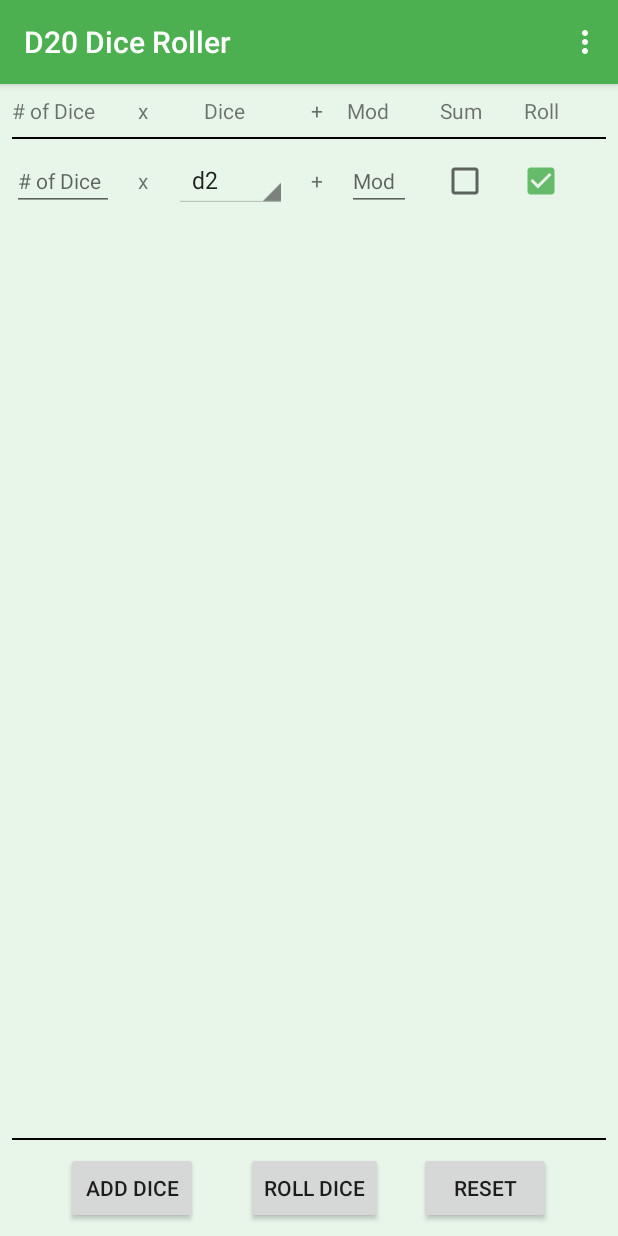
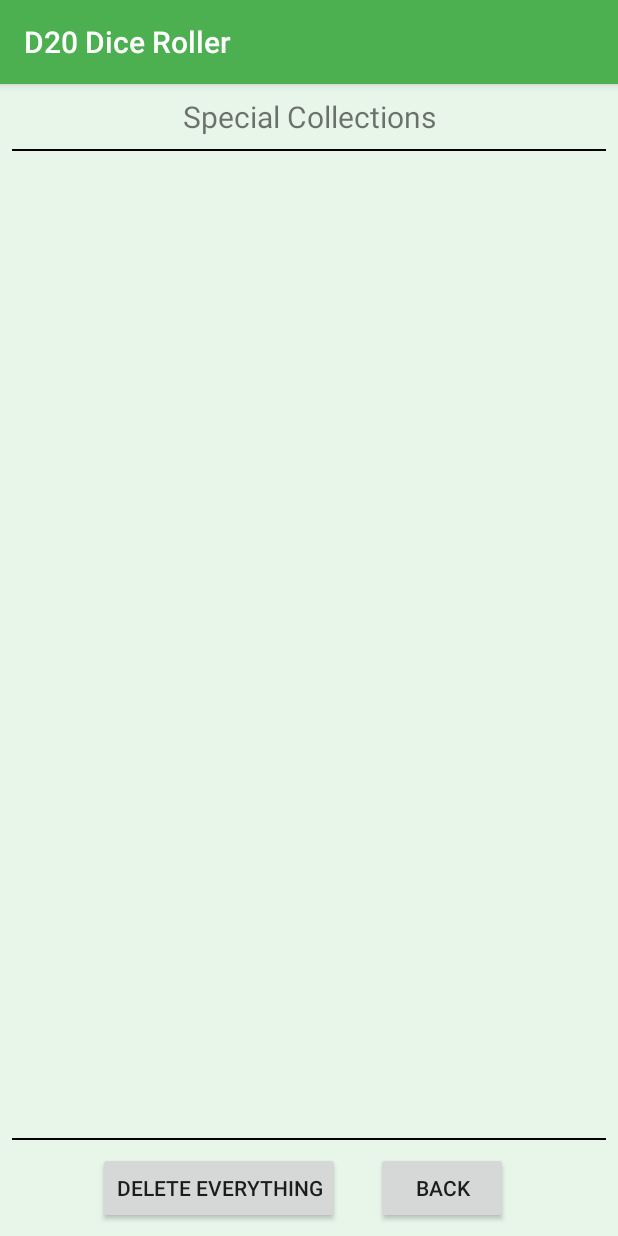
Before and after one commit to Benqstanley/D20_DiceRoller, an Android app: the screen it shows after launch (MainActivity before the commit, AddSpecialCollections after it), in the options menu, after a tap on "Add Special Row", on a phone screen of 412 x 824 dp. Run offline under Robolectric (Android 15) with nearby library versions, the phone set to English and light mode, and no system bars.

```diff
--- a/app/src/main/java/com/zianderthalapps/d20diceroller/AddSpecialCollections.java
+++ b/app/src/main/java/com/zianderthalapps/d20diceroller/AddSpecialCollections.java
@@ -1,13 +1,95 @@
 package com.zianderthalapps.d20diceroller;
 
+import android.content.Context;
+import android.content.Intent;
 import android.support.v7.app.AppCompatActivity;
 import android.os.Bundle;
+import android.view.LayoutInflater;
+import android.view.View;
+import android.widget.LinearLayout;
+import android.widget.Spinner;
+import android.widget.TextView;
+import android.widget.Toast;
+
+import java.io.File;
+import java.io.FileInputStream;
+import java.io.FileOutputStream;
+import java.io.ObjectInputStream;
+import java.io.ObjectOutputStream;
+import java.lang.reflect.Array;
+import java.util.ArrayList;
 
 public class AddSpecialCollections extends AppCompatActivity {
-
+    File[] fileList;
+    Context context;
+    File directory;
+    FileInputStream fis;
+    ArrayList<SpecialCollection> specialCollections = new ArrayList<>();
+    ArrayList<LinearLayout> specialCollectionRows = new ArrayList<>();
     @Override
     protected void onCreate(Bundle savedInstanceState) {
         super.onCreate(savedInstanceState);
         setContentView(R.layout.activity_add_special_collections);
+        populateCollectionView();
+    }
+    public void deleteEverything(View view){
+        for(File file : fileList){
+            file.delete();
+        }
+    }
+    public void populateCollectionView(){
+        context = getApplicationContext();
+        directory = context.getFilesDir();
+        fileList = directory.listFiles();
+        createSpecialCollectionsList();
+        if(specialCollections.isEmpty()){
+            displayToast("SpecialCollections is empty");
+        }
+        for(SpecialCollection dice : specialCollections){
+            addCollectionRow(dice);
+        }
+    }
+    public void createSpecialCollectionsList(){
+        for(File file : fileList){
+            try {
+                FileInputStream fileInputStream = new FileInputStream(file);
+                ObjectInputStream inputStream = new ObjectInputStream(fileInputStream);
+                SpecialCollection temp = (SpecialCollection) inputStream.readObject();
+                specialCollections.add(temp);
+                inputStream.close();
+
+            } catch (Exception e) {
+                e.printStackTrace();
+            }
+        }
+    }
+    public void addCollectionRow(SpecialCollection dice) {
+        LinearLayout collectionLayout = findViewById(R.id.collection_view);
+        LinearLayout specialCollectionRow = (LinearLayout) LayoutInflater.from(this).inflate(R.layout.special_collection_row, null);
+        populateCollectionRow(dice, specialCollectionRow);
+        collectionLayout.addView(specialCollectionRow);
+        specialCollectionRows.add(specialCollectionRow);
+        registerForContextMenu(specialCollectionRow);
+    }
+    public void populateCollectionRow(SpecialCollection dice, LinearLayout row){
+        TextView tv = row.findViewById(R.id.special_collection_details);
+        tv.setText(dice.specialCollectionDetails());
+        tv = row.findViewById(R.id.special_collection_name);
+        tv.setText(dice.getName());
+    }
+
+    public void callMain(View view){
+        Intent intent = new Intent(this, MainActivity.class);
+        startActivity(intent);
+    }
+
+
+
+    public void displayToast(CharSequence input){
+        Context context = getApplicationContext();
+        int duration = Toast.LENGTH_SHORT;
+
+        Toast toast = Toast.makeText(context, input, duration);
+        toast.show();
     }
 }
--- a/app/src/main/java/com/zianderthalapps/d20diceroller/MainActivity.java
+++ b/app/src/main/java/com/zianderthalapps/d20diceroller/MainActivity.java
@@ -25,6 +25,14 @@ import java.util.Random;
 
 public class MainActivity extends AppCompatActivity {
 
+    Random rand = new SecureRandom();
+    ArrayList<LinearLayout> diceRows = new ArrayList<LinearLayout>();
+    ArrayList<Integer> diceTotalsByRow = new ArrayList<Integer>(); //Will keep track of diceTotalsByRow
+    ArrayList<String> diceValuesByRow = new ArrayList<String>(); //Keeps track of output string by row
+    ArrayList<String> diceTypeByRow = new ArrayList<String>();
+    String value = "none";
+    View contextViewTouched = null;
+
     @Override
     protected void onCreate(Bundle savedInstanceState) {
         super.onCreate(savedInstanceState);
@@ -43,13 +51,7 @@ public class MainActivity extends AppCompatActivity {
         spinner.setAdapter(adapter);
     }
 
-    Random rand = new SecureRandom();
-    ArrayList<LinearLayout> diceRows = new ArrayList<LinearLayout>();
-    ArrayList<Integer> diceTotalsByRow = new ArrayList<Integer>(); //Will keep track of diceTotalsByRow
-    ArrayList<String> diceValuesByRow = new ArrayList<String>(); //Keeps track of output string by row
-    ArrayList<String> diceTypeByRow = new ArrayList<String>();
-    String value = "none";
-    View contextViewTouched = null;
+
 /*
 This method is called when the "Add Dice" button is clicked. It increments the number of dice rows stored in totaldice
 
@@ -111,6 +113,9 @@ it initializes the new spinner. Adds the new row to the dice layout view. It als
             case R.id.options_create_special:
                 callCreateSpecial();
                 return true;
+            case R.id.options_add_special:
+                callAddSpecial();
+                return true;
         }
         return super.onOptionsItemSelected(item);
     }
@@ -119,6 +124,12 @@ it initializes the new spinner. Adds the new row to the dice layout view. It als
         Intent intent = new Intent(this, CreateSpecial.class);
         startActivity(intent);
     }
+    public void callAddSpecial(){
+        Intent intent = new Intent(this, AddSpecialCollections.class);
+        startActivity(intent);
+    }
+
+
     public void deleteRow(View view) {
         LinearLayout row = (LinearLayout) view.getParent();
         diceRows.remove(row);
--- a/app/src/main/res/layout/activity_add_special_collections.xml
+++ b/app/src/main/res/layout/activity_add_special_collections.xml
@@ -1,9 +1,80 @@
 <?xml version="1.0" encoding="utf-8"?>
-<android.support.constraint.ConstraintLayout xmlns:android="http://schemas.android.com/apk/res/android"
-    xmlns:app="http://schemas.android.com/apk/res-auto"
-    xmlns:tools="http://schemas.android.com/tools"
+<LinearLayout xmlns:android="http://schemas.android.com/apk/res/android"
     android:layout_width="match_parent"
     android:layout_height="match_parent"
-    tools:context="com.zianderthalapps.d20diceroller.AddSpecialCollections">
+    android:orientation="vertical"
+    android:background="#E8F5E9">
 
-</android.support.constraint.ConstraintLayout>
+
+    <!-- Creates the column headers -->
+    <TextView
+        android:layout_width="match_parent"
+        android:layout_height="wrap_content"
+        android:text="Special Collections"
+        android:layout_margin="8dp"
+        android:gravity="center_horizontal"
+        android:textSize="20sp"/>
+    <View
+        android:layout_width="match_parent"
+        android:layout_height="1dp"
+        android:layout_marginLeft="8dp"
+        android:layout_marginRight="8dp"
+        android:background="#000000" />
+
+
+    <ScrollView
+        android:layout_width="match_parent"
+        android:layout_height="0dp"
+        android:layout_weight="4.5">
+
+        <LinearLayout
+            android:id="@+id/collection_view"
+            android:layout_width="match_parent"
+            android:layout_height="wrap_content"
+            android:orientation="vertical">
+
+        </LinearLayout>
+    </ScrollView>
+
+    <View
+        android:id="@+id/separator"
+        android:layout_width="match_parent"
+        android:layout_height="1dp"
+        android:layout_marginLeft="8dp"
+        android:layout_marginRight="8dp"
+        android:background="#000000"
+        android:visibility="gone" />
+
+    <View
+        android:layout_width="match_parent"
+        android:layout_height="1dp"
+        android:layout_marginLeft="8dp"
+        android:layout_marginRight="8dp"
+        android:background="#000000" />
+
+    <LinearLayout
+        android:layout_width="match_parent"
+        android:layout_height="wrap_content"
+        android:gravity="center_horizontal"
+        android:layout_margin="8dp">
+
+        <Button
+            android:layout_width="wrap_content"
+            android:layout_height="wrap_content"
+            android:layout_marginLeft="8dp"
+            android:layout_marginRight="16dp"
+            android:onClick="deleteEverything"
+            android:text="Delete Everything" />
+        <Button
+            android:layout_width="wrap_content"
+            android:layout_height="wrap_content"
+            android:layout_marginLeft="8dp"
+            android:layout_marginRight="16dp"
+            android:onClick="callMain"
+            android:text="Back" />
+
+
+    </LinearLayout>
+
+
+</LinearLayout>
```
Also changed, not shown: app/src/main/java/com/zianderthalapps/d20diceroller/CreateSpecial.java (+28 -35 lines), app/src/main/java/com/zianderthalapps/d20diceroller/DiceCollection.java (+4 -11 lines), app/src/main/java/com/zianderthalapps/d20diceroller/SpecialCollection.java (added, +41 -0 lines), app/src/main/res/layout/special_collection_row.xml (added, +36 -0 lines).
